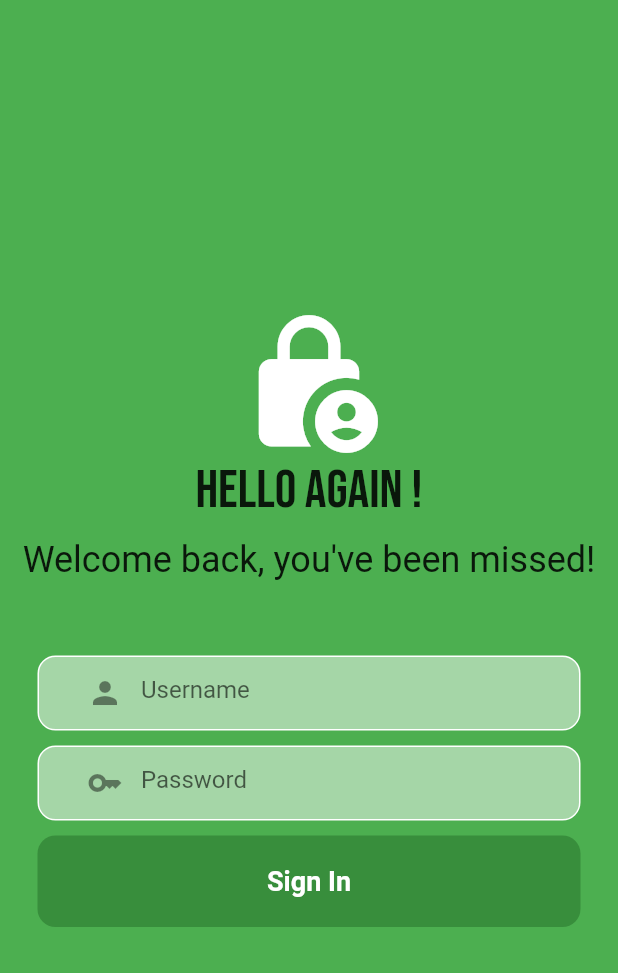
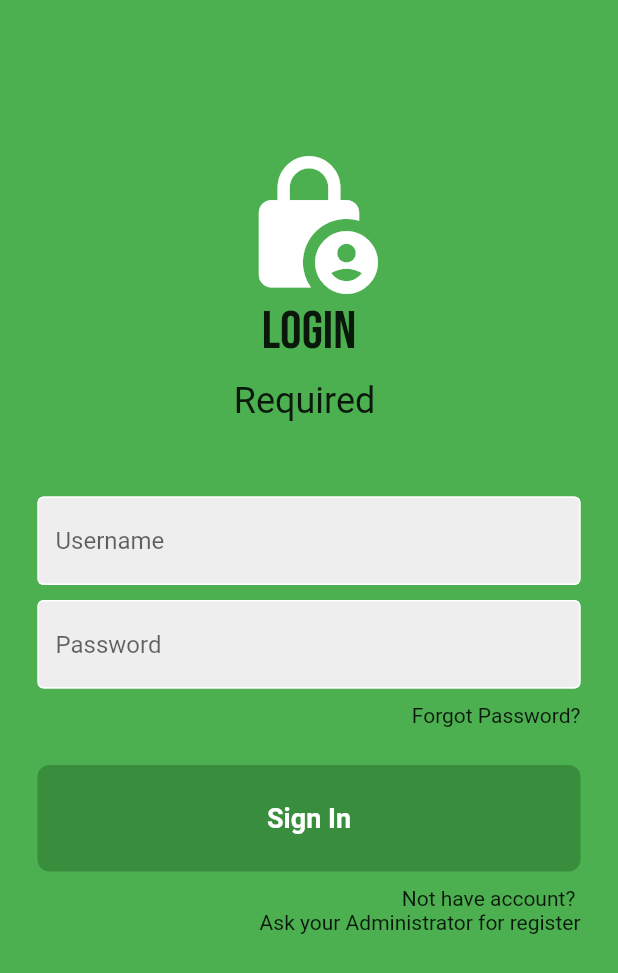
Before and after one commit to randyprimaputra/jobtes, a Flutter app: the LoginPage screen opened directly, on a phone screen of 412 x 824 dp. Shown: the top 973 px of the screen. Run offline on Flutter 3.47's test engine with Material 2 defaults, Android fonts, the phone set to English and light mode, and no system bars; our stand-ins replace google_fonts, sqflite; accounts and stored records are empty.

Commit message:
update
pc

```diff
--- /dev/null
+++ b/flutter_apk/lib/components/my_button.dart
@@ -0,0 +1,30 @@
+import 'package:flutter/material.dart';
+
+class MyButton extends StatelessWidget {
+  final Function()? onTap;
+
+  const MyButton({super.key, required this.onTap});
+
+  @override
+  Widget build(BuildContext context) {
+    return GestureDetector(
+      onTap: onTap,
+      child: Container(
+        padding: const EdgeInsets.all(25),
+        margin: const EdgeInsets.symmetric(horizontal: 25),
+        decoration: BoxDecoration(
+            color: Colors.green[700], borderRadius: BorderRadius.circular(8)),
+        child: const Center(
+          child: Text(
+            "Sign In",
+            style: TextStyle(
+              color: Colors.white,
+              fontWeight: FontWeight.bold,
+              fontSize: 18,
+            ),
+          ),
+        ),
+      ),
+    );
+  }
+}
--- /dev/null
+++ b/flutter_apk/lib/components/my_textfield.dart
@@ -0,0 +1,36 @@
+import 'package:flutter/material.dart';
+
+class MyTextField extends StatelessWidget {
+  final controller;
+  final String hintText;
+  final bool obsecureText;
+
+  const MyTextField({
+    super.key,
+    required this.controller,
+    required this.hintText,
+    required this.obsecureText,
+  });
+
+  @override
+  Widget build(BuildContext context) {
+    return Padding(
+      padding: const EdgeInsets.symmetric(horizontal: 25.0),
+      child: TextField(
+        controller: controller,
+        obscureText: obsecureText,
+        decoration: InputDecoration(
+          enabledBorder: const OutlineInputBorder(
+            borderSide: BorderSide(color: Colors.white),
+          ),
+          focusedBorder: OutlineInputBorder(
+            borderSide: BorderSide(color: Colors.grey.shade400),
+          ),
+          fillColor: Colors.grey.shade200,
+          filled: true,
+          hintText: hintText,
+        ),
+      ),
+    );
+  }
+}
--- a/flutter_apk/lib/main.dart
+++ b/flutter_apk/lib/main.dart
@@ -1,5 +1,6 @@
 import 'package:flutter/material.dart';
 import 'package:flutter_apk/pages/admin_page.dart';
+import 'package:flutter_apk/pages/auth_page.dart';
 import 'package:flutter_apk/pages/login_page.dart';
 
 //import 'login_page.dart';
@@ -15,10 +16,9 @@ class MyApp extends StatelessWidget {
 
   @override
   Widget build(BuildContext context) {
-    return const MaterialApp(
+    return MaterialApp(
       debugShowCheckedModeBanner: false,
-      // home: LoginPage(),
-      home: AdminPage(),
+      home: LoginPage(),
     );
   }
 }
--- /dev/null
+++ b/flutter_apk/lib/pages/auth_page.dart
@@ -0,0 +1,18 @@
+import 'package:flutter/material.dart';
+
+class AuthPage extends StatelessWidget {
+  const AuthPage({super.key});
+
+  @override
+  Widget build(BuildContext context) {
+    return const Scaffold(
+        /*
+      if () {
+        return AdminPage();
+      }else {
+        return LoginPage();
+      }
+      */
+        );
+  }
+}
--- a/flutter_apk/lib/pages/login_page.dart
+++ b/flutter_apk/lib/pages/login_page.dart
@@ -1,126 +1,133 @@
 import 'package:flutter/material.dart';
+import 'package:flutter_apk/components/my_button.dart';
+import 'package:flutter_apk/components/my_textfield.dart';
 import 'package:google_fonts/google_fonts.dart';
 
 class LoginPage extends StatefulWidget {
-  const LoginPage({Key? key}) : super(key: key);
+  LoginPage({super.key});
 
   @override
   State<LoginPage> createState() => _LoginPageState();
 }
 
 class _LoginPageState extends State<LoginPage> {
+  // text editing controllers
+  final _usernameController = TextEditingController();
+
+  final _passwordController = TextEditingController();
+
+  // Sign user in method
+  void signUserIn() {}
+
+// wrong username message popup
+  void wrongUsernameMessage() {
+    showDialog(
+      context: context,
+      builder: (context) {
+        return const AlertDialog(
+          title: Text('Incorrect Username'),
+        );
+      },
+    );
+  }
+
+  // wrong password message popup
+  void wrongpasswordMessage() {
+    showDialog(
+      context: context,
+      builder: (context) {
+        return const AlertDialog(
+          title: Text('Incorrect Password'),
+        );
+      },
+    );
+  }
+
   @override
   Widget build(BuildContext context) {
     return Scaffold(
       backgroundColor: Colors.green,
       body: SafeArea(
-        child: Center(
-          child: Column(
-            mainAxisAlignment: MainAxisAlignment.center,
-            children: [
-              const Icon(
-                Icons.lock_person,
-                size: 100,
-                color: Colors.white,
-              ),
-              // Hello again !
-              Text(
-                'Hello Again !',
-                style: GoogleFonts.bebasNeue(
-                  fontSize: 36,
+        child: SingleChildScrollView(
+          child: Center(
+            child: Column(
+              mainAxisAlignment: MainAxisAlignment.center,
+              children: [
+                const SizedBox(height: 100),
+                const Icon(Icons.lock_person, size: 100, color: Colors.white),
+                // Hello again !
+                Text(
+                  'Login',
+                  style: GoogleFonts.bebasNeue(fontSize: 36),
                 ),
-              ),
-              const SizedBox(
-                height: 10,
-              ),
-              const Text(
-                'Welcome back, you\'ve been missed!',
-                style: TextStyle(
-                  fontSize: 24,
+                const SizedBox(height: 10),
+                const Text(
+                  'Required ',
+                  style: TextStyle(fontSize: 24),
                 ),
-              ),
-              const SizedBox(
-                height: 50,
-              ),
+                const SizedBox(height: 50),
 
-              // username textfield
-              Padding(
-                padding: const EdgeInsets.symmetric(horizontal: 25.0),
-                child: Container(
-                  decoration: BoxDecoration(
-                    color: Colors.green[200],
-                    border: Border.all(
-                      color: Colors.white,
-                    ),
-                    borderRadius: BorderRadius.circular(12),
-                  ),
-                  child: const Padding(
-                    padding: EdgeInsets.only(left: 20.0),
-                    child: TextField(
-                      decoration: InputDecoration(
-                        border: InputBorder.none,
-                        prefixIcon: Icon(Icons.person),
-                        hintText: 'Username',
+                // username textfield
+                // ignore: prefer_const_constructors
+                MyTextField(
+                  controller: _usernameController,
+                  hintText: 'Username',
+                  obsecureText: false,
+                ),
+
+                const SizedBox(height: 10),
+                // password textfield
+                MyTextField(
+                  controller: _passwordController,
+                  hintText: 'Password',
+                  obsecureText: true,
+                ),
+                const SizedBox(height: 10),
+
+                // forgot password
+                Padding(
+                  padding: const EdgeInsets.symmetric(horizontal: 25.0),
+                  child: Row(
+                    mainAxisAlignment: MainAxisAlignment.end,
+                    children: const [
+                      Text(
+                        'Forgot Password?',
                       ),
-                    ),
+                    ],
                   ),
                 ),
-              ),
-              const SizedBox(
-                height: 10,
-              ),
 
-              // password textfield
-              Padding(
-                padding: const EdgeInsets.symmetric(horizontal: 25.0),
-                child: Container(
-                  decoration: BoxDecoration(
-                    color: Colors.green[200],
-                    border: Border.all(
-                      color: Colors.white,
-                    ),
-                    borderRadius: BorderRadius.circular(12),
-                  ),
-                  child: const Padding(
-                    padding: EdgeInsets.only(left: 20.0),
-                    child: TextField(
-                      obscureText: true,
-                      decoration: InputDecoration(
-                        border: InputBorder.none,
-                        prefixIcon: Icon(Icons.key),
-                        hintText: 'Password',
+                const SizedBox(height: 25),
+                // sign in button
+                MyButton(
+                  onTap: signUserIn,
+                ),
+                const SizedBox(height: 10),
+
+                Padding(
+                  padding: const EdgeInsets.symmetric(horizontal: 25.0),
+                  child: Row(
+                    mainAxisAlignment: MainAxisAlignment.end,
+                    children: const [
+                      Text(
+                        'Not have account? ',
                       ),
-                    ),
+                    ],
                   ),
                 ),
-              ),
-              const SizedBox(
-                height: 10,
-              ),
-
-              // sign in button
-              Padding(
-                padding: const EdgeInsets.symmetric(horizontal: 25.0),
-                child: Container(
-                  padding: const EdgeInsets.all(20),
-                  decoration: BoxDecoration(
-                      color: Colors.green[700],
-                      borderRadius: BorderRadius.circular(12)),
-                  child: const Center(
-                    child: Center(
-                      child: Text(
-                        'Sign In',
-                        style: TextStyle(
-                          color: Colors.white,
-                          fontWeight: FontWeight.bold,
-                          fontSize: 18,
-                        ),
+                Padding(
+                  padding: const EdgeInsets.symmetric(horizontal: 25.0),
+                  child: Row(
+                    mainAxisAlignment: MainAxisAlignment.end,
+                    children: const [
+                      Text(
+                        'Ask your Administrator for register',
                       ),
-                    ),
+                    ],
                   ),
                 ),
-              ),
-            ],
+              ],
+            ),
           ),
         ),
       ),
--- a/flutter_apk/pubspec.yaml
+++ b/flutter_apk/pubspec.yaml
@@ -20,7 +20,7 @@ publish_to: 'none' # Remove this line if you wish to publish to pub.dev
 version: 1.0.0+1
 
 environment:
-  sdk: '>=2.12.0 <3.0.0'
+  sdk: '>=2.17.0 <3.0.0'
   #sdk: '>=2.7.0 <3.0.0'
 
 # Dependencies specify other packages that your package needs in order to work.
```
Also changed, not shown: 1 other file.
